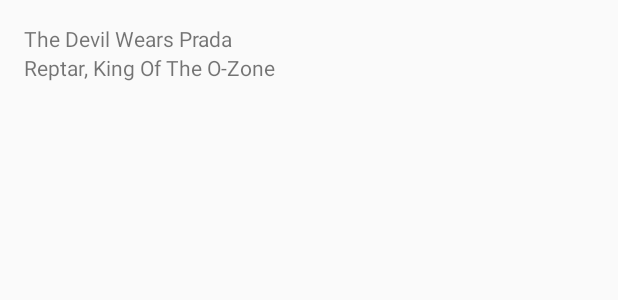
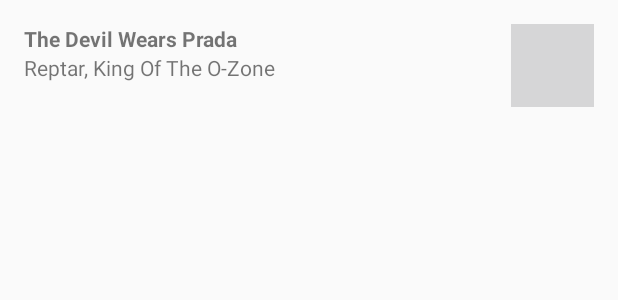
Before and after one commit to adinunzio10/MyMusicApp, an Android app: the layout list_item.xml on its own in the app's theme, with its tools: preview values and no code run, on a phone screen of 412 x 824 dp. Shown: the top 300 px of the screen. Run offline under Robolectric (Android 15) with nearby library versions, the phone set to English and light mode, and no system bars.

```diff
--- a/app/src/main/java/com/example/adinu/mymusicapp/PlaylistActivity.java
+++ b/app/src/main/java/com/example/adinu/mymusicapp/PlaylistActivity.java
@@ -4,9 +4,6 @@ import android.os.Bundle;
 import android.support.v7.app.AppCompatActivity;
 import android.widget.ListView;
 
-import com.example.adinu.mymusicapp.R;
-import com.example.adinu.mymusicapp.Word;
-import com.example.adinu.mymusicapp.WordAdapter;
 
 import java.util.ArrayList;
 
@@ -45,5 +42,8 @@ public class PlaylistActivity extends AppCompatActivity {
         // Do this by calling the setAdapter method on the {@link ListView} object and pass in
         // 1 argument, which is the {@link ArrayAdapter} with the variable name itemsAdapter.
         listView.setAdapter(adapter);
+
     }
+
+
 }
--- a/app/src/main/java/com/example/adinu/mymusicapp/StoreActivity.java
+++ b/app/src/main/java/com/example/adinu/mymusicapp/StoreActivity.java
@@ -2,6 +2,9 @@ package com.example.adinu.mymusicapp;
 
 import android.support.v7.app.AppCompatActivity;
 import android.os.Bundle;
+import android.widget.ListView;
+
+import java.util.ArrayList;
 
 public class StoreActivity extends AppCompatActivity {
 
@@ -9,5 +12,8 @@ public class StoreActivity extends AppCompatActivity {
     protected void onCreate(Bundle savedInstanceState) {
         super.onCreate(savedInstanceState);
         setContentView(R.layout.activity_store);
+        // Create a list of words
+
+
     }
 }
--- a/app/src/main/java/com/example/adinu/mymusicapp/WordAdapter.java
+++ b/app/src/main/java/com/example/adinu/mymusicapp/WordAdapter.java
@@ -18,7 +18,7 @@ public class WordAdapter extends ArrayAdapter<Word> {
     private static final String LOG_TAG = WordAdapter.class.getSimpleName();
 
     // Create internal storage for array adapter.
-    public WordAdapter(Activity context, ArrayList<Word> words) {
+    private WordAdapter(Activity context, ArrayList<Word> words) {
         super(context, 0, words);
     }
 
@@ -32,7 +32,7 @@ public class WordAdapter extends ArrayAdapter<Word> {
         }
 
         Word mArtist = getItem(position);
-        TextView artistView = (TextView) listItemView.findViewById(R.id.artiest_text_view);
+        TextView artistView = (TextView) listItemView.findViewById(R.id.artist_text_view);
         artistView.setText(mArtist.getArtistName());
 
         Word mSong = getItem(position);
--- /dev/null
+++ b/app/src/main/res/drawable/ic_toggle.xml
@@ -0,0 +1,9 @@
+<selector xmlns:android="http://schemas.android.com/apk/res/android">
+
+    <item android:state_checked="false"
+        android:drawable="@drawable/ic_play_circle_outline_black_24dp" />
+
+    <item android:state_checked="true"
+        android:drawable="@drawable/ic_pause_circle_outline_black_24dp" />
+
+</selector>
--- /dev/null
+++ b/app/src/main/res/drawable/ic_toggle_bg.xml
@@ -0,0 +1,10 @@
+<?xml version="1.0" encoding="utf-8"?>
+<layer-list xmlns:android="http://schemas.android.com/apk/res/android">
+
+    <item
+        android:drawable="@android:color/transparent" />
+
+    <item
+        android:drawable="@drawable/ic_toggle" />
+
+</layer-list>
--- a/app/src/main/res/layout/activity_now_playing.xml
+++ b/app/src/main/res/layout/activity_now_playing.xml
@@ -1,9 +1,19 @@
 <?xml version="1.0" encoding="utf-8"?>
-<android.support.constraint.ConstraintLayout xmlns:android="http://schemas.android.com/apk/res/android"
-    xmlns:app="http://schemas.android.com/apk/res-auto"
+
+<LinearLayout xmlns:android="http://schemas.android.com/apk/res/android"
     xmlns:tools="http://schemas.android.com/tools"
     android:layout_width="match_parent"
     android:layout_height="match_parent"
-    tools:context=".NowPlayingActivity">
+    tools:context=".NowPlayingActivity"
+    android:orientation="horizontal">
 
-</android.support.constraint.ConstraintLayout>
+<TextView
+android:layout_width="wrap_content"
+android:layout_height="wrap_content"
+tools:text="Now Playing:" />
+    <TextView
+        android:layout_width="wrap_content"
+        android:layout_height="wrap_content"
+        tools:text=" Current Song"/>
+
+</LinearLayout>
--- a/app/src/main/res/layout/list_item.xml
+++ b/app/src/main/res/layout/list_item.xml
@@ -1,19 +1,35 @@
 <?xml version="1.0" encoding="utf-8"?>
-<LinearLayout xmlns:android="http://schemas.android.com/apk/res/android"
+<RelativeLayout xmlns:android="http://schemas.android.com/apk/res/android"
     xmlns:tools="http://schemas.android.com/tools"
-    android:orientation="vertical" android:layout_width="match_parent"
-    android:layout_height="match_parent"
+    android:layout_width="wrap_content"
+    android:layout_height="wrap_content"
+    android:orientation="horizontal"
     android:padding="16dp">
 
-    <TextView
-        android:id="@+id/artiest_text_view"
-        android:layout_width="match_parent"
+    <LinearLayout
+        android:layout_width="wrap_content"
         android:layout_height="wrap_content"
-        tools:text="The Devil Wears Prada"/>
-    <TextView
-        android:id="@+id/song_text_view"
-        android:layout_width="match_parent"
-        android:layout_height="wrap_content"
-        tools:text="Reptar, King Of The O-Zone"/>
+        android:orientation="vertical">
 
-</LinearLayout>
+        <TextView
+            android:id="@+id/artist_text_view"
+            android:layout_width="wrap_content"
+            android:layout_height="wrap_content"
+            android:textStyle="bold"
+            tools:text="The Devil Wears Prada" />
+
+        <TextView
+            android:id="@+id/song_text_view"
+            android:layout_width="wrap_content"
+            android:layout_height="wrap_content"
+            tools:text="Reptar, King Of The O-Zone" />
+    </LinearLayout>
+
+    <ToggleButton
+        android:id="@+id/toggleButton"
+        style="@style/toggleButton"
+        android:layout_width="55dp"
+        android:layout_height="55dp"
+        android:layout_alignParentEnd="true"
+        android:background="@drawable/ic_toggle_bg" />
+</RelativeLayout>
--- a/app/src/main/res/values/styles.xml
+++ b/app/src/main/res/values/styles.xml
@@ -30,4 +30,14 @@
         <item name="android:textStyle">bold</item>
         <item name="android:textAppearance">?android:textAppearanceMedium</item>
     </style>
+    <style name="Widget.Button.Toggle" parent="android:Widget">
+        <item name="android:background">@drawable/ic_toggle_bg</item>
+        <item name="android:disabledAlpha">?android:attr/disabledAlpha</item>
+    </style>
+
+    <style name="toggleButton"  parent="@android:style/Theme.Black">
+        <item name="android:buttonStyleToggle">@style/Widget.Button.Toggle</item>
+        <item name="android:textOn"></item>
+        <item name="android:textOff"></item>
+    </style>
 </resources>
```
Also changed, not shown: app/src/main/res/layout/words_list.xml (line endings or trailing spaces).
